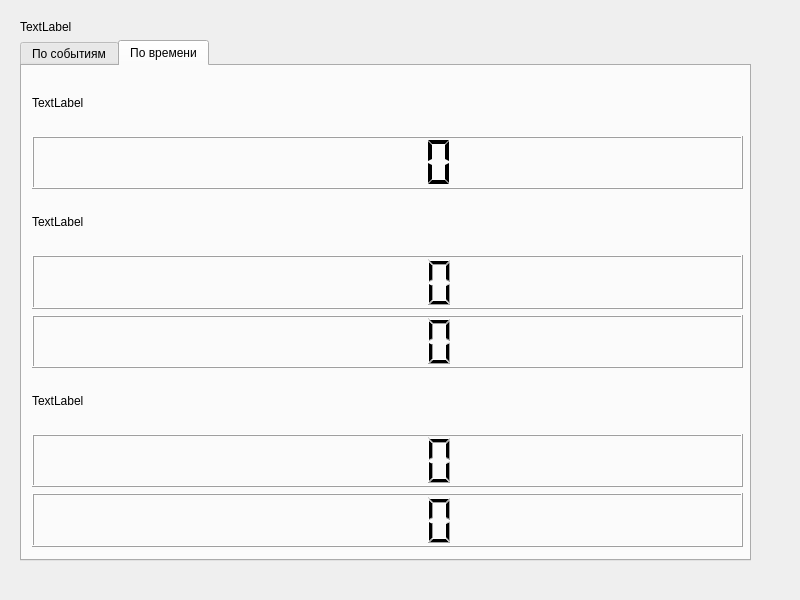
Qt form qt/mainwindow.ui (BardinPetr/wilab-datalogger) before a commit.
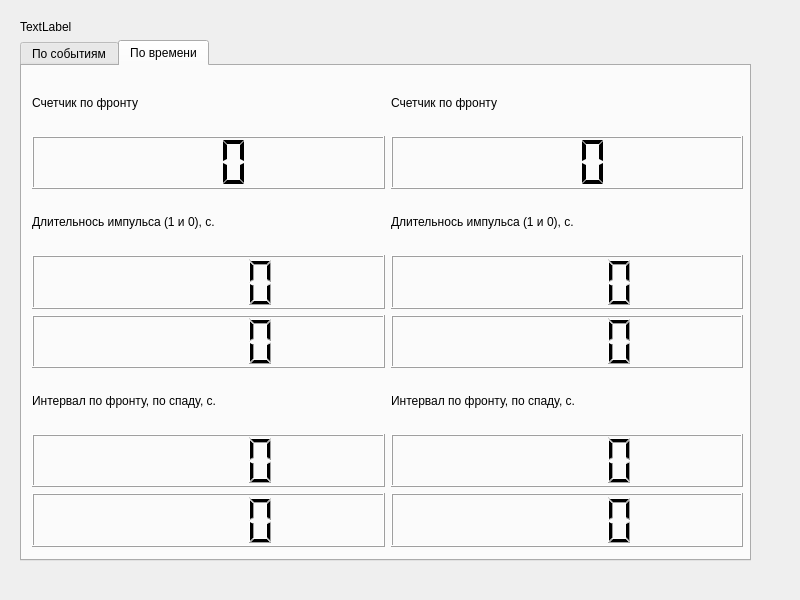
The same form after that commit. The open tabs and pages were chosen to show the change.

Patch:
```diff
--- a/qt/mainwindow.ui
+++ b/qt/mainwindow.ui
@@ -136,12 +136,15 @@
             <item>
              <widget class="QLabel" name="label">
               <property name="text">
-               <string>TextLabel</string>
+               <string>Счетчик по фронту</string>
               </property>
              </widget>
             </item>
             <item>
              <widget class="QLCDNumber" name="value_0_counter">
+              <property name="digitCount">
+               <number>3</number>
+              </property>
               <property name="segmentStyle">
                <enum>QLCDNumber::Flat</enum>
               </property>
@@ -150,28 +153,107 @@
             <item>
              <widget class="QLabel" name="label_2">
               <property name="text">
-               <string>TextLabel</string>
+               <string>Длительнось импульса (1 и 0), c.</string>
               </property>
              </widget>
             </item>
             <item>
-             <widget class="QLCDNumber" name="value_0_time_up"/>
+             <widget class="QLCDNumber" name="value_0_time_up">
+              <property name="digitCount">
+               <number>5</number>
+              </property>
+             </widget>
             </item>
             <item>
-             <widget class="QLCDNumber" name="value_0_time_down"/>
+             <widget class="QLCDNumber" name="value_0_time_down">
+              <property name="digitCount">
+               <number>5</number>
+              </property>
+             </widget>
             </item>
             <item>
              <widget class="QLabel" name="label_4">
               <property name="text">
-               <string>TextLabel</string>
+               <string>Интервал по фронту, по спаду, с.</string>
               </property>
              </widget>
             </item>
             <item>
-             <widget class="QLCDNumber" name="value_0_interval_up_front"/>
+             <widget class="QLCDNumber" name="value_0_interval_up_front">
+              <property name="digitCount">
+               <number>5</number>
+              </property>
+             </widget>
             </item>
             <item>
-             <widget class="QLCDNumber" name="value_0_interval_down_front"/>
+             <widget class="QLCDNumber" name="value_0_interval_down_front">
+              <property name="digitCount">
+               <number>5</number>
+              </property>
+             </widget>
+            </item>
+           </layout>
+          </item>
+          <item>
+           <layout class="QVBoxLayout" name="verticalLayout_3">
+            <item>
+             <widget class="QLabel" name="label11">
+              <property name="text">
+               <string>Счетчик по фронту</string>
+              </property>
+             </widget>
+            </item>
+            <item>
+             <widget class="QLCDNumber" name="value_1_counter">
+              <property name="digitCount">
+               <number>3</number>
+              </property>
+              <property name="segmentStyle">
+               <enum>QLCDNumber::Flat</enum>
+              </property>
+             </widget>
+            </item>
+            <item>
+             <widget class="QLabel" name="label_211">
+              <property name="text">
+               <string>Длительнось импульса (1 и 0), c.</string>
+              </property>
+             </widget>
+            </item>
+            <item>
+             <widget class="QLCDNumber" name="value_1_time_up">
+              <property name="digitCount">
+               <number>5</number>
+              </property>
+             </widget>
+            </item>
+            <item>
+             <widget class="QLCDNumber" name="value_1_time_down">
+              <property name="digitCount">
+               <number>5</number>
+              </property>
+             </widget>
+            </item>
+            <item>
+             <widget class="QLabel" name="label_411">
+              <property name="text">
+               <string>Интервал по фронту, по спаду, с.</string>
+              </property>
+             </widget>
+            </item>
+            <item>
+             <widget class="QLCDNumber" name="value_1_interval_up_front">
+              <property name="digitCount">
+               <number>5</number>
+              </property>
+             </widget>
+            </item>
+            <item>
+             <widget class="QLCDNumber" name="value_1_interval_down_front">
+              <property name="digitCount">
+               <number>5</number>
+              </property>
+             </widget>
             </item>
            </layout>
           </item>
```
Left out of the diff: 2 changed lines with no effect on the pictures.
